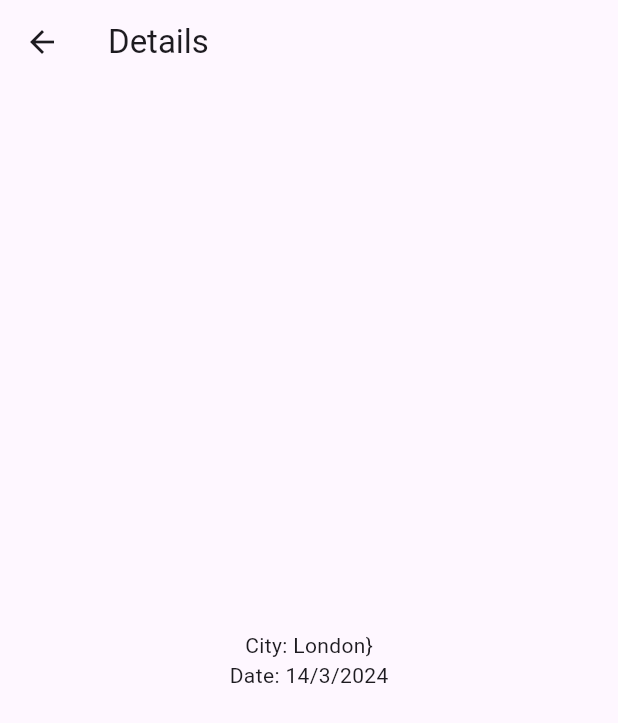
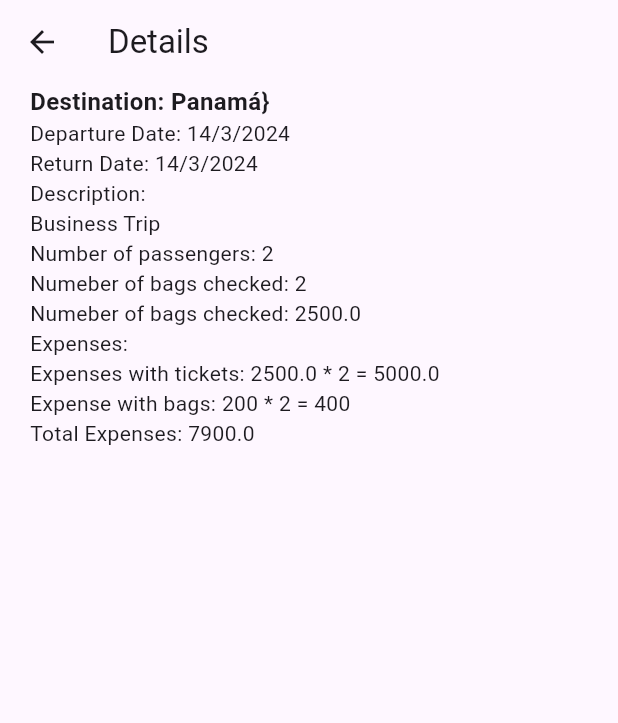
Before and after one commit to ViniciusdePSouza/onFly, a Flutter app: the CustomCard widget shown alone on an empty page, opened directly, after a tap on "Details", on a phone screen of 412 x 824 dp. Shown: the top 723 px of the screen. Run offline on Flutter 3.47's test engine with Material 2 defaults, Android fonts, the phone set to English and light mode, and no system bars; our stand-ins replace firebase_auth, firebase_core, get; accounts and stored records are empty; network calls fail.

Commit message:
details and add trip form done

```diff
--- a/onfly/lib/src/components/custom_card.dart
+++ b/onfly/lib/src/components/custom_card.dart
@@ -2,14 +2,14 @@ import 'package:flutter/foundation.dart';
 import 'package:flutter/material.dart';
 import 'package:flutter/widgets.dart';
 import 'package:get/get.dart';
+import 'package:onfly/src/models/trip.dart';
 
 class CustomCard extends StatelessWidget {
-  final String city;
-  final DateTime date;
+  final TripDTO trip;
+
   const CustomCard({
     Key? key,
-    required this.city,
-    required this.date,
+    required this.trip,
   }) : super(key: key);
 
   @override
@@ -23,7 +23,7 @@ class CustomCard extends StatelessWidget {
             color: Colors.grey.withOpacity(0.5),
             spreadRadius: 2,
             blurRadius: 4,
-            offset: Offset(0, 2),
+            offset: const Offset(0, 2),
           ),
         ], borderRadius: BorderRadius.circular(8)),
         child: Row(
@@ -39,7 +39,7 @@ class CustomCard extends StatelessWidget {
               crossAxisAlignment: CrossAxisAlignment.start,
               children: [
                 Text(
-                  city,
+                  trip.destinationCity,
                   style: const TextStyle(
                       fontWeight: FontWeight.bold,
                       fontSize: 18,
@@ -49,7 +49,7 @@ class CustomCard extends StatelessWidget {
                   height: 12,
                 ),
                 Text(
-                  '${date.day}/${date.month}/${date.year}',
+                  '${trip.departureDate.day}/${trip.departureDate.month}/${trip.departureDate.year}',
                   style: const TextStyle(
                       fontWeight: FontWeight.w400,
                       fontSize: 12,
@@ -67,11 +67,11 @@ class CustomCard extends StatelessWidget {
                               borderRadius: BorderRadius.circular(8)))),
                   onPressed: () {
                     Get.toNamed('/details',
-                        arguments: {'city': city, 'date': date});
+                        arguments: {'trip': trip});
                   },
                   child: Row(
                     children: [
-                      Icon(Icons.arrow_right),
+                      const Icon(Icons.arrow_right),
                       Text(
                         'Details',
                         style: TextStyle(
--- /dev/null
+++ b/onfly/lib/src/models/expenses.dart
@@ -0,0 +1,6 @@
+class ExpenseDTO {
+  String description;
+  String expenseValue;
+
+  ExpenseDTO({required this.description, required this.expenseValue});
+}
--- /dev/null
+++ b/onfly/lib/src/models/trip.dart
@@ -0,0 +1,25 @@
+import 'package:onfly/src/models/expenses.dart';
+
+class TripDTO {
+  String destinationCity;
+  double ticketPrice;
+  int checkedBags;
+  int passengers;
+  String tripDescription;
+  List<ExpenseDTO>? otherExpenses;
+  DateTime departureDate;
+  DateTime returnDate;
+  String userEmail;
+
+  TripDTO(
+      {required this.destinationCity,
+      required this.ticketPrice,
+      required this.checkedBags,
+      required this.passengers,
+      required this.tripDescription,
+      this.otherExpenses,
+      required this.departureDate,
+      required this.returnDate,
+      required this.userEmail,
+      });
+}
--- a/onfly/lib/src/routes/routes.dart
+++ b/onfly/lib/src/routes/routes.dart
@@ -1,4 +1,5 @@
 import 'package:flutter/material.dart';
+import 'package:onfly/src/models/trip.dart';
 import 'package:onfly/src/screens/CardInfo/card_info_screen.dart';
 import 'package:onfly/src/screens/Details/details_screen.dart';
 import 'package:onfly/src/screens/Home/home_screen.dart';
@@ -12,11 +13,10 @@ class Routes {
     '/login':(context) => const LoginScreen(),
     '/card': (context) => const CardInfoScreen(),
     '/details': (context) {
-      final Map<String, dynamic>? args = ModalRoute.of(context)!.settings.arguments as Map<String, dynamic>?;
-      final String city = args?['city'];
-      final DateTime date = args?['date'];
+      final Map<String, dynamic>? args = ModalRoute.of(context)!.settings.arguments as Map<String, TripDTO>?;
+      final TripDTO trip = args?['trip'];
 
-      return DetailsScreen(city: city, date: date);
+      return DetailsScreen(trip: trip);
     },
 
   };
--- a/onfly/lib/src/screens/Details/details_screen.dart
+++ b/onfly/lib/src/screens/Details/details_screen.dart
@@ -1,12 +1,14 @@
 import 'package:flutter/foundation.dart';
 import 'package:flutter/material.dart';
+import 'package:onfly/src/models/trip.dart';
 
 class DetailsScreen extends StatefulWidget {
-  final String city;
-  final DateTime date;
+  final TripDTO trip;
 
-  const DetailsScreen({Key? key, required this.city, required this.date})
-      : super(key: key);
+  const DetailsScreen({
+    Key? key,
+    required this.trip,
+  }) : super(key: key);
 
   @override
   State<DetailsScreen> createState() => _DetailsScreenState();
@@ -19,16 +21,64 @@ class _DetailsScreenState extends State<DetailsScreen> {
       appBar: AppBar(
         title: Text('Details'),
       ),
-      body: Center(
+      body: Padding(
+        padding: const EdgeInsets.symmetric(horizontal: 20.0),
         child: Column(
-          mainAxisAlignment: MainAxisAlignment.center,
+          crossAxisAlignment: CrossAxisAlignment.start,
           children: [
-            Text('City: ${widget.city}}'),
             Text(
-                'Date: ${widget.date.day}/${widget.date.month}/${widget.date.year}'),
+              'Destination: ${widget.trip.destinationCity}}',
+              style: const TextStyle(fontWeight: FontWeight.w700, fontSize: 16),
+            ),
+            Text(
+                'Departure Date: ${widget.trip.departureDate.day}/${widget.trip.departureDate.month}/${widget.trip.departureDate.year}'),
+            Text(
+                'Return Date: ${widget.trip.departureDate.day}/${widget.trip.departureDate.month}/${widget.trip.departureDate.year}'),
+            Text('Description:'),
+            Text(widget.trip.tripDescription),
+            Text('Number of passengers: ${widget.trip.passengers}'),
+            Text('Numeber of bags checked: ${widget.trip.checkedBags}'),
+            Text('Numeber of bags checked: ${widget.trip.ticketPrice}'),
+            Text('Expenses:'),
+            Text(
+                'Expenses with tickets: ${widget.trip.ticketPrice} * ${widget.trip.passengers} = ${widget.trip.ticketPrice.toDouble() * widget.trip.passengers.toInt()}'),
+            Text(
+                'Expense with bags: 200 * ${widget.trip.checkedBags} = ${widget.trip.checkedBags.toInt() * 200}'),
+            if (widget.trip.otherExpenses != null &&
+                widget.trip.otherExpenses!.isNotEmpty)
+              buildOtherExpenses(),
+
+              Text('Total Expenses: ${calculateExpenses().toString()}')
           ],
         ),
       ),
     );
   }
+
+  double calculateExpenses() {
+    double defaultExpenses = widget.trip.ticketPrice.toDouble() +
+        (widget.trip.passengers.toDouble() * widget.trip.ticketPrice) +
+        (widget.trip.checkedBags.toDouble() * 200);
+    double otherExpensesCalculated = 0;
+    if (widget.trip.otherExpenses != null &&
+        widget.trip.otherExpenses!.isNotEmpty) {
+      List<double> expensesArray = widget.trip.otherExpenses!
+          .map((e) => double.tryParse(e.expenseValue) ?? 0.0)
+          .toList();
+
+      otherExpensesCalculated =
+          expensesArray.reduce((value, element) => value + element);
+    }
+
+    return defaultExpenses + otherExpensesCalculated;
+  }
+
+  buildOtherExpenses() {
+    return Column(
+      crossAxisAlignment: CrossAxisAlignment.start,
+      children: widget.trip.otherExpenses!
+          .map((item) => Text('${item.description}: ${item.expenseValue}'))
+          .toList(),
+    );
+  }
 }
--- a/onfly/lib/src/screens/Home/home_screen.dart
+++ b/onfly/lib/src/screens/Home/home_screen.dart
@@ -2,6 +2,8 @@ import 'package:firebase_auth/firebase_auth.dart';
 import 'package:flutter/material.dart';
 import 'package:get/get.dart';
 import 'package:onfly/src/components/custom_card.dart';
+import 'package:onfly/src/models/expenses.dart';
+import 'package:onfly/src/models/trip.dart';
 
 class HomeScreen extends StatefulWidget {
   const HomeScreen({super.key});
@@ -15,23 +17,61 @@ class _HomeScreenState extends State<HomeScreen> {
   Widget build(BuildContext context) {
     return Scaffold(
       appBar: AppBar(title: const Text('Home')),
-      body: Center(
+      body: SingleChildScrollView(
+        child: Center(
           child: Column(
             mainAxisAlignment: MainAxisAlignment.center,
             children: [
               CustomCard(
-              city: 'London',
-              date: DateTime.now(),
+                trip: TripDTO(
+                    destinationCity: 'Panamá',
+                    ticketPrice: 2500.00,
+                    checkedBags: 2,
+                    passengers: 2,
+                    tripDescription: 'Business Trip ',
+                    departureDate: DateTime.now(),
+                    returnDate: DateTime.now(),
+                    userEmail: 'userEmail@email.com'),
               ),
               CustomCard(
-              city: 'Tokyo',
-              date: DateTime.now(),
+                trip: TripDTO(
+                    destinationCity: 'Bogotá',
+                    ticketPrice: 2500.00,
+                    checkedBags: 2,
+                    passengers: 2,
+                    tripDescription: 'Business Trip ',
+                    departureDate: DateTime.now(),
+                    returnDate: DateTime.now(),
+                    otherExpenses: [
+                      ExpenseDTO(description: 'Medicine', expenseValue: '678987'),
+                      ExpenseDTO(description: 'Cloth', expenseValue: '600'),
+                    ],
+                    userEmail: 'userEmail@email.com'),
               ),
               CustomCard(
-              city: 'Paris',
-              date: DateTime.now(),
+                trip: TripDTO(
+                    destinationCity: 'London',
+                    ticketPrice: 2500.00,
+                    checkedBags: 2,
+                    passengers: 2,
+                    tripDescription: 'Business Trip ',
+                    departureDate: DateTime.now(),
+                    returnDate: DateTime.now(),
+                    userEmail: 'userEmail@email.com'),
+              ),
+              CustomCard(
+                trip: TripDTO(
+                    destinationCity: 'Tokyo',
+                    ticketPrice: 2500.00,
+                    checkedBags: 2,
+                    passengers: 2,
+                    tripDescription: 'Business Trip ',
+                    departureDate: DateTime.now(),
+                    returnDate: DateTime.now(),
+                    userEmail: 'userEmail@email.com'),
               ),
             ],
+          ),
         ),
       ),
       drawer: Drawer(
--- a/onfly/lib/src/screens/NewTravel/models/expenses.dart
+++ /dev/null
@@ -1,6 +0,0 @@
-class Expense {
-  String description;
-  String expenseValue;
-
-  Expense({required this.description, required this.expenseValue});
-}
--- a/onfly/lib/src/screens/NewTravel/new_travel_screen.dart
+++ b/onfly/lib/src/screens/NewTravel/new_travel_screen.dart
@@ -3,7 +3,7 @@ import 'package:flutter/material.dart';
 import 'package:get/get.dart';
 import 'package:onfly/src/constants/controllers.dart';
 import 'package:onfly/src/controllers/user_controller.dart';
-import 'package:onfly/src/screens/NewTravel/models/expenses.dart';
+import 'package:onfly/src/models/expenses.dart';
 
 class NewTravelScreen extends StatefulWidget {
   const NewTravelScreen({super.key});
@@ -20,7 +20,7 @@ class _NewTravelScreenState extends State<NewTravelScreen> {
   final TextEditingController _tripDescription = TextEditingController();
   final TextEditingController _dateDeparture = TextEditingController();
   final TextEditingController _dateReturn = TextEditingController();
-  List<Expense> expenses = [];
+  List<ExpenseDTO> expenses = [];
 
   @override
   Widget build(BuildContext context) {
@@ -129,7 +129,7 @@ class _NewTravelScreenState extends State<NewTravelScreen> {
             ElevatedButton(
               onPressed: () {
                 setState(() {
-                  expenses.add(Expense(description: '', expenseValue: ''));
+                  expenses.add(ExpenseDTO(description: '', expenseValue: ''));
                 });
               },
               child: const Text('Adicionar Despesa'),
@@ -143,7 +143,7 @@ class _NewTravelScreenState extends State<NewTravelScreen> {
                   expense: expenses[index],
                   onChanged: (description, expense) {
                     setState(() {
-                      expenses[index] = Expense(
+                      expenses[index] = ExpenseDTO(
                         description: description,
                         expenseValue: expense,
                       );
@@ -211,7 +211,7 @@ class _NewTravelScreenState extends State<NewTravelScreen> {
 }
 
 class ExpenseInput extends StatefulWidget {
-  final Expense expense;
+  final ExpenseDTO expense;
   final void Function(dynamic, dynamic) onChanged;
 
   const ExpenseInput({
```
Also changed, not shown: onfly/lib/src/screens/CardInfo/card_info_screen.dart (+4 -4 lines). Lines whose indentation alone changed are shown as unchanged.
